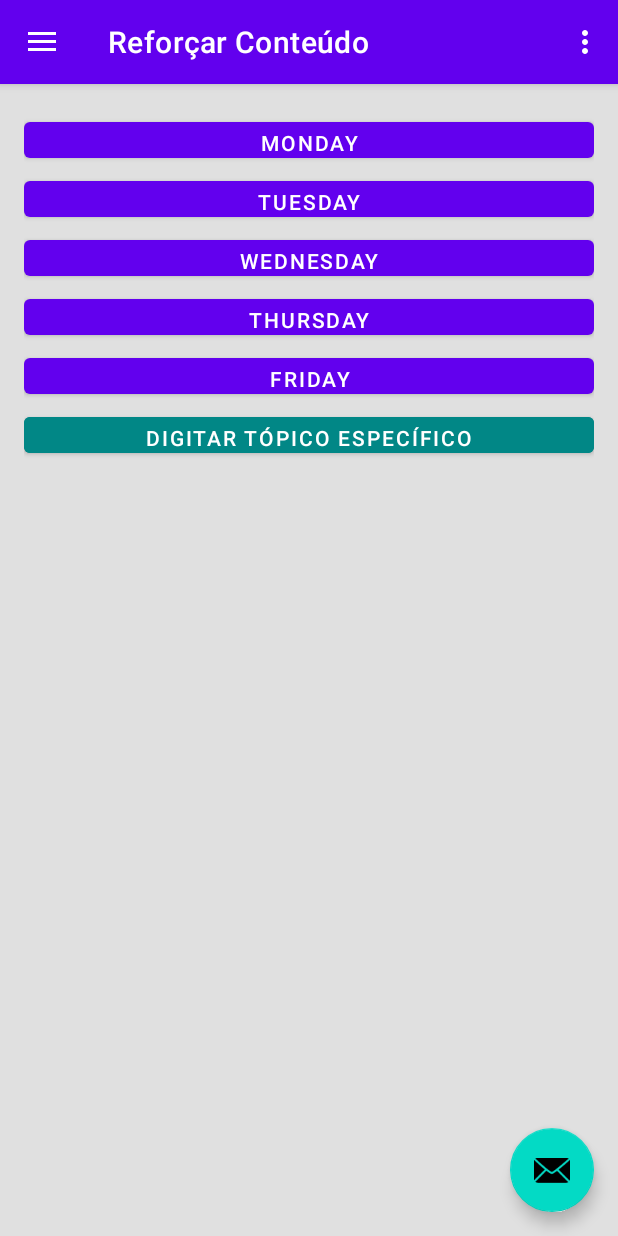
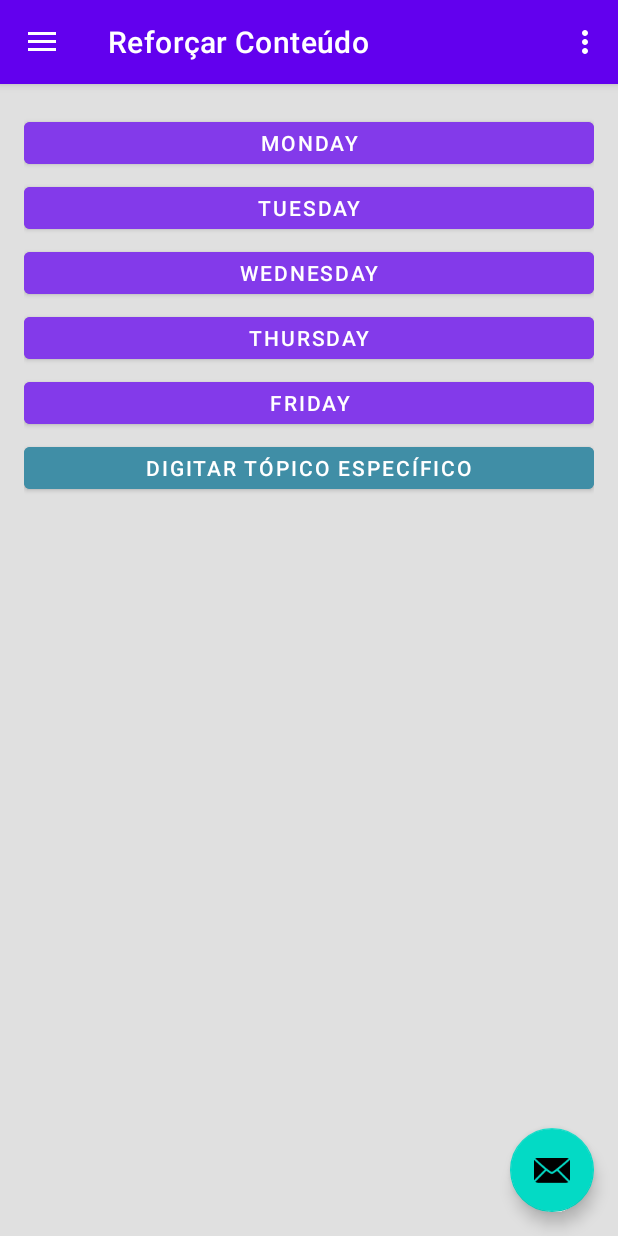
Before and after one commit to vinibcr/GestorAlunos_Aplicao1805, an Android app: the screen it shows after launch (MainActivity), in the side drawer, after a tap on "Reforçar Conteúdo", on a phone screen of 412 x 824 dp. Run offline under Robolectric (Android 15) with nearby library versions, the phone set to English and light mode, and no system bars; our stand-ins replace navigation-ui; libraries missing offline, so code that uses them is left out: com.github.kittinunf.fuel, com.github.kittinunf.result, com.typesafe.config; 1 statement that could not run was skipped.

Commit message:
Update fragment_slideshow.xml
Formatação dos campos e arredondamento

```diff
--- a/app/src/main/res/layout/fragment_slideshow.xml
+++ b/app/src/main/res/layout/fragment_slideshow.xml
@@ -20,17 +20,19 @@
         <Button
                 android:id="@+id/segunda_feira_button"
                 android:layout_width="match_parent"
-                android:layout_height="36dp"
+                android:layout_height="40dp"
                 android:text="MONDAY"
                 android:visibility="visible"
                 android:layout_gravity="center"
-                android:layout_marginTop="3dp"/>
+                android:layout_marginTop="3dp"
+                android:backgroundTint="#833AEA"/>
 
         <Button
                 android:id="@+id/terca_feira_button"
                 android:layout_width="match_parent"
-                android:layout_height="36dp"
+                android:layout_height="40dp"
                 android:text="TUESDAY"
+                android:backgroundTint="#833AEA"
                 android:visibility="visible"
                 android:layout_gravity="center"
                 android:layout_marginTop="3dp"/>
@@ -38,17 +40,19 @@
         <Button
                 android:id="@+id/quarta_feira_button"
                 android:layout_width="match_parent"
-                android:layout_height="36dp"
+                android:layout_height="40dp"
                 android:visibility="visible"
                 android:text="WEDNESDAY"
+                android:backgroundTint="#833AEA"
                 android:layout_gravity="center"
                 android:layout_marginTop="3dp"/>
 
         <Button
                 android:id="@+id/quinta_feira_button"
                 android:layout_width="match_parent"
-                android:layout_height="36dp"
+                android:layout_height="40dp"
                 android:visibility="visible"
+                android:backgroundTint="#833AEA"
                 android:text="THURSDAY"
                 android:layout_gravity="center"
                 android:layout_marginTop="3dp"/>
@@ -56,21 +60,22 @@
         <Button
                 android:id="@+id/sexta_feira_button"
                 android:layout_width="match_parent"
-                android:layout_height="36dp"
+                android:layout_height="40dp"
                 android:visibility="visible"
                 android:text="FRIDAY"
+                android:backgroundTint="#833AEA"
                 android:layout_gravity="center"
                 android:layout_marginTop="3dp"/>
 
         <Button
                 android:id="@+id/outros_button"
                 android:layout_width="match_parent"
-                android:layout_height="36dp"
+                android:layout_height="40dp"
                 android:visibility="visible"
                 android:text="Digitar tópico específico"
                 android:layout_gravity="center"
                 android:layout_marginTop="3dp"
-                android:backgroundTint="@color/design_default_color_secondary_variant"/>
+                android:backgroundTint="#408EA6"/>
 
 
         <androidx.constraintlayout.widget.ConstraintLayout
@@ -107,7 +112,7 @@
         <Button
                 android:id="@+id/ir_para_quiz_button"
                 android:layout_width="wrap_content"
-                android:layout_height="36dp"
+                android:layout_height="40dp"
                 android:text="Ir para o Quiz"
                 android:layout_gravity="center"
                 android:layout_marginTop="16dp"/>
@@ -147,6 +152,7 @@
             <!-- Adicione o CardView aqui -->
             <androidx.cardview.widget.CardView
                     android:id="@+id/quizCardView1"
+                    app:cardCornerRadius="30dp"
                     android:layout_width="match_parent"
                     android:layout_below="@id/text_slideshow"
                     android:layout_margin="16dp"
@@ -182,6 +188,7 @@
                                 android:layout_height="wrap_content"
                                 android:layout_weight="1"
                                 android:text="a"
+                                android:backgroundTint="#408EA6"
                                 android:padding="8dp"
                                 android:layout_marginEnd="4dp" />
 
@@ -191,6 +198,7 @@
                                 android:layout_height="wrap_content"
                                 android:layout_weight="1"
                                 android:text="b"
+                                android:backgroundTint="#408EA6"
                                 android:padding="8dp"
                                 android:layout_marginEnd="4dp" />
 
@@ -200,6 +208,7 @@
                                 android:layout_height="wrap_content"
                                 android:layout_weight="1"
                                 android:text="c"
+                                android:backgroundTint="#408EA6"
                                 android:padding="8dp"
                                 android:layout_marginEnd="4dp" />
 
@@ -209,6 +218,7 @@
                                 android:layout_height="wrap_content"
                                 android:layout_weight="1"
                                 android:text="d"
+                                android:backgroundTint="#408EA6"
                                 android:padding="8dp" />
 
                     </LinearLayout>
@@ -227,6 +237,7 @@
 
             </androidx.cardview.widget.CardView>
             <androidx.cardview.widget.CardView
+                    app:cardCornerRadius="30dp"
                     android:id="@+id/quizCardView2"
                     android:layout_width="match_parent"
                     android:layout_below="@id/text_slideshow"
@@ -264,6 +275,7 @@
                                 android:layout_height="wrap_content"
                                 android:layout_weight="1"
                                 android:text="a"
+                                android:backgroundTint="#408EA6"
                                 android:padding="8dp"
                                 android:layout_marginEnd="4dp" />
 
@@ -273,6 +285,7 @@
                                 android:layout_height="wrap_content"
                                 android:layout_weight="1"
                                 android:text="b"
+                                android:backgroundTint="#408EA6"
                                 android:padding="8dp"
                                 android:layout_marginEnd="4dp" />
 
@@ -282,6 +295,7 @@
                                 android:layout_height="wrap_content"
                                 android:layout_weight="1"
                                 android:text="c"
+                                android:backgroundTint="#408EA6"
                                 android:padding="8dp"
 
                                 android:layout_marginEnd="4dp" />
@@ -292,6 +306,7 @@
                                 android:layout_height="wrap_content"
                                 android:layout_weight="1"
                                 android:text="d"
+                                android:backgroundTint="#408EA6"
                                 android:padding="8dp"
                                 android:layout_marginEnd="4dp" />
 
@@ -311,6 +326,7 @@
 
             </androidx.cardview.widget.CardView>
             <androidx.cardview.widget.CardView
+                    app:cardCornerRadius="30dp"
                     android:id="@+id/quizCardView3"
                     android:layout_width="match_parent"
                     android:layout_below="@id/text_slideshow"
@@ -348,6 +364,7 @@
                                 android:layout_height="wrap_content"
                                 android:layout_weight="1"
                                 android:text="a"
+                                android:backgroundTint="#408EA6"
                                 android:padding="8dp"
                                 android:layout_marginEnd="4dp" />
 
@@ -357,6 +374,7 @@
                                 android:layout_height="wrap_content"
                                 android:layout_weight="1"
                                 android:text="b"
+                                android:backgroundTint="#408EA6"
                                 android:padding="8dp"
                                 android:layout_marginEnd="4dp" />
 
@@ -366,6 +384,7 @@
                                 android:layout_height="wrap_content"
                                 android:layout_weight="1"
                                 android:text="c"
+                                android:backgroundTint="#408EA6"
                                 android:padding="8dp"
                                 android:layout_marginEnd="4dp" />
                         <Button
@@ -374,6 +393,7 @@
                                 android:layout_height="wrap_content"
                                 android:layout_weight="1"
                                 android:text="d"
+                                android:backgroundTint="#408EA6"
                                 android:padding="8dp"
                                 android:layout_marginEnd="4dp" />
 
```
